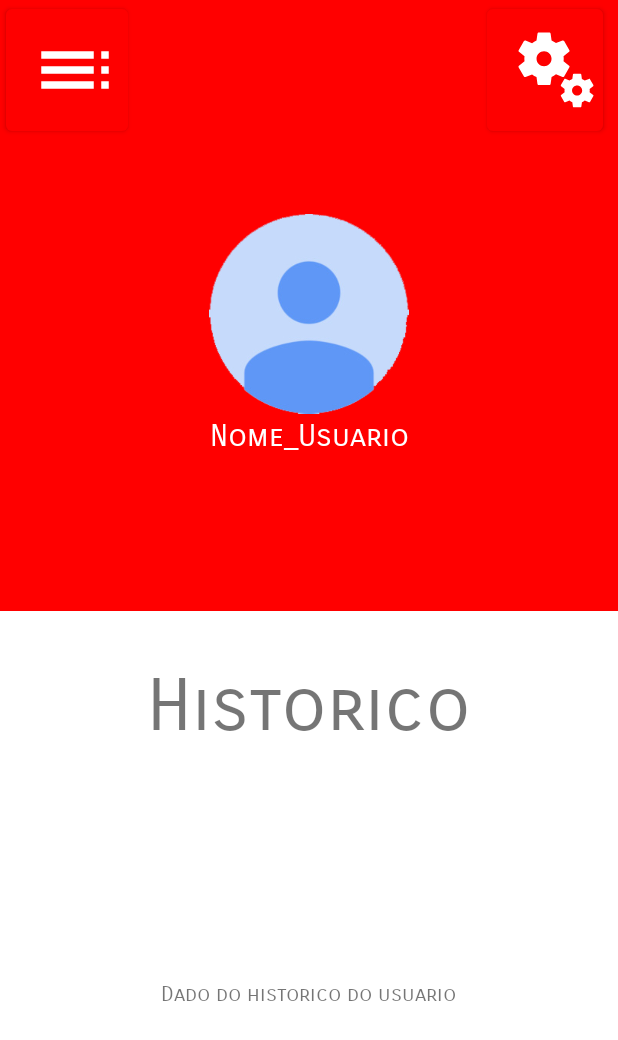
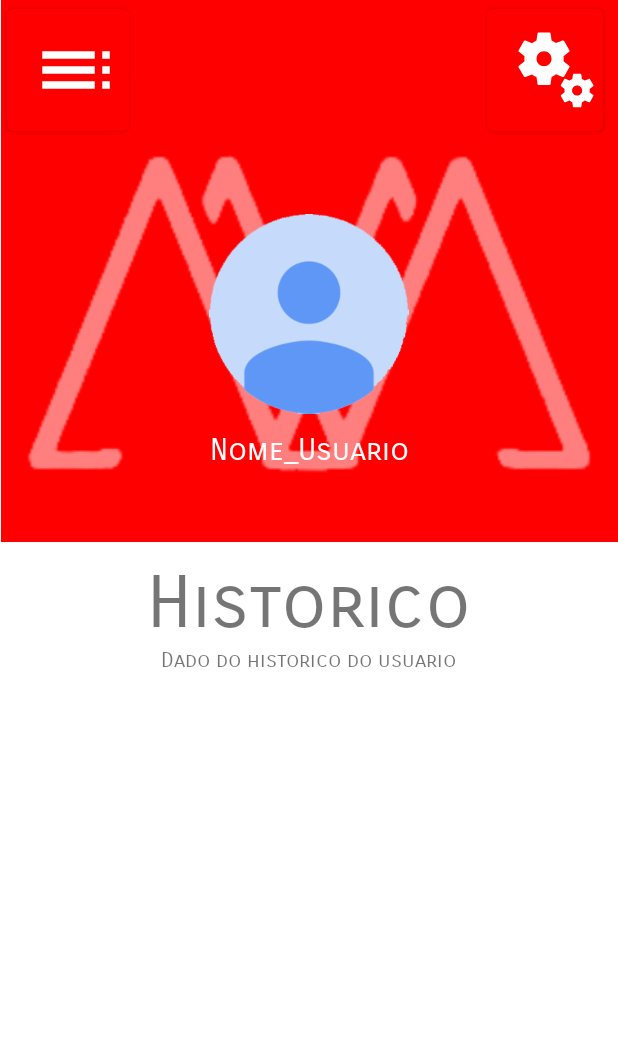
Before and after one commit to guiijoo/Moneytorando, an Android app: the layout activity_menu_principal.xml on its own in the app's theme, with its tools: preview values and no code run, on a phone screen of 412 x 824 dp. Shown: the top 1040 px of the screen. Run offline under Robolectric (Android 15) with nearby library versions, the phone set to English and light mode, and no system bars; Roboto replaces fonts that are not available here.

Commit message:
Atualizei alguns layout's e coloquei umas imagens para o "pagamento" por enquanto, vou colocar nada em receita, porque mandei mensagem pra você falando sobre a questão da receita e vou esperar uma resposta sua.No "pagamento" esta sem ligações porque estou vendo se vou fazer com o "view" ou deixar solto apenas com as ligações feitas. Qualquer duvida entre em contato comigo

```diff
--- a/app/src/main/AndroidManifest.xml
+++ b/app/src/main/AndroidManifest.xml
@@ -11,6 +11,9 @@
         android:supportsRtl="true"
         android:theme="@style/Theme.Moneytorando"
         tools:targetApi="31">
+        <activity
+            android:name=".menu_pagamentos_escolhas"
+            android:exported="false" />
         <activity
             android:name=".login"
             android:exported="false" />
--- a/app/src/main/java/com/unisagrado/moneytorando/login.java
+++ b/app/src/main/java/com/unisagrado/moneytorando/login.java
@@ -22,7 +22,7 @@ public class login extends AppCompatActivity {
 
         editTextUsuario = findViewById(R.id.usuario_login_txt);
         editTextSenha = findViewById(R.id.usuario_senha_txt);
-        buttonAvancar = findViewById(R.id.entrar_btn);
+        buttonAvancar = findViewById(R.id.entrar_login_btn);
 
         buttonAvancar.setOnClickListener(new View.OnClickListener() {
             @Override
--- /dev/null
+++ b/app/src/main/res/drawable/retornar_icon.xml
@@ -0,0 +1,5 @@
+<vector android:autoMirrored="true" android:height="30dp"
+    android:tint="#FFFFFF" android:viewportHeight="24"
+    android:viewportWidth="24" android:width="30dp" xmlns:android="http://schemas.android.com/apk/res/android">
+    <path android:fillColor="@android:color/white" android:pathData="M10,9V5l-7,7 7,7v-4.1c5,0 8.5,1.6 11,5.1 -1,-5 -4,-10 -11,-11z"/>
+</vector>
--- a/app/src/main/res/layout/activity_menu_principal.xml
+++ b/app/src/main/res/layout/activity_menu_principal.xml
@@ -8,8 +8,8 @@
 
     <androidx.coordinatorlayout.widget.CoordinatorLayout
         android:id="@+id/view2"
-        android:layout_width="412dp"
-        android:layout_height="407dp"
+        android:layout_width="411dp"
+        android:layout_height="361dp"
         app:layout_constraintBottom_toBottomOf="parent"
         app:layout_constraintEnd_toEndOf="parent"
         app:layout_constraintHorizontal_bias="1.0"
@@ -18,16 +18,16 @@
         app:layout_constraintVertical_bias="0.0">
 
         <ImageView
-            android:id="@+id/fundo_moneytorando_login4"
-            android:layout_width="match_parent"
+            android:id="@+id/fundo_moneytorando_principal"
+            android:layout_width="411dp"
             android:layout_height="417dp"
             android:layout_marginBottom="10dp"
             android:background="#FF0000"
-            app:layout_anchor="@+id/fundo_moneytorando_login4"
+            app:layout_anchor="@+id/fundo_moneytorando_principal"
             app:layout_anchorGravity="center" />
 
         <Button
-            android:id="@+id/menu_atalho"
+            android:id="@+id/menu_atalho_principal"
             android:layout_width="81dp"
             android:layout_height="93dp"
             android:layout_marginStart="4dp"
@@ -36,41 +36,52 @@
             android:textSize="24sp"
             android:theme="@style/Theme.Teste"
             app:icon="@drawable/barras_menu"
-            app:layout_anchor="@+id/fundo_moneytorando_login4"
+            app:layout_anchor="@+id/fundo_moneytorando_principal"
             app:layout_anchorGravity="start|top" />
 
         <Button
-            android:id="@+id/menu_configurar"
+            android:id="@+id/menu_configurar_principal"
             android:layout_width="77dp"
             android:layout_height="93dp"
             android:layout_marginRight="10dp"
             android:textSize="24sp"
             android:theme="@style/Theme.Teste"
             app:icon="@drawable/configurar_menu"
-            app:layout_anchor="@+id/fundo_moneytorando_login4"
+            app:layout_anchor="@+id/fundo_moneytorando_principal"
             app:layout_anchorGravity="end|top" />
 
         <ImageView
+            android:id="@+id/logo_fundo_principal"
+            android:layout_width="380dp"
+            android:layout_height="220dp"
+            android:alpha="0.5"
+            app:layout_anchor="@+id/fundo_moneytorando_principal"
+            app:layout_anchorGravity="center"
+            app:srcCompat="@drawable/logo_branca_money" />
+        <ImageView
 
-            android:id="@+id/foto_perfil"
+            android:id="@+id/foto_perfil_principal"
             android:layout_width="133dp"
             android:layout_height="147dp"
-            app:layout_anchor="@+id/fundo_moneytorando_login4"
+            app:layout_anchor="@+id/fundo_moneytorando_principal"
             app:layout_anchorGravity="center"
             app:srcCompat="@drawable/foto_perfil" />
 
+
+
         <TextView
-            android:id="@+id/nome_usuario_txt"
+            android:id="@+id/nome_usuario_principal_txt"
             android:layout_width="215dp"
             android:layout_height="122dp"
-            android:layout_marginBottom="55dp"
             android:fontFamily="sans-serif-smallcaps"
             android:gravity="center"
             android:text="Nome_Usuario"
             android:textColor="#FFFFFF"
             android:textSize="20sp"
-            app:layout_anchor="@+id/fundo_moneytorando_login4"
+            app:layout_anchor="@+id/fundo_moneytorando_principal"
             app:layout_anchorGravity="bottom|center" />
+
+
     </androidx.coordinatorlayout.widget.CoordinatorLayout>
 
     <TextView
@@ -87,22 +98,22 @@
         app:layout_constraintHorizontal_bias="0.497"
         app:layout_constraintStart_toStartOf="parent"
         app:layout_constraintTop_toBottomOf="@+id/view2"
-        app:layout_constraintVertical_bias="0.065" />
+        app:layout_constraintVertical_bias="0.0" />
 
     <ScrollView
-        android:id="@+id/list_historico"
+        android:id="@+id/list_historico_principal"
         android:layout_width="411dp"
-        android:layout_height="170dp"
+        android:layout_height="228dp"
         app:layout_constraintBottom_toBottomOf="parent"
         app:layout_constraintEnd_toEndOf="parent"
-        app:layout_constraintHorizontal_bias="0.058"
+        app:layout_constraintHorizontal_bias="0.0"
         app:layout_constraintStart_toStartOf="parent"
         app:layout_constraintTop_toBottomOf="@+id/titulo_historico_txt"
-        app:layout_constraintVertical_bias="1.0">
+        app:layout_constraintVertical_bias="0.0">
 
 
         <TextView
-            android:id="@+id/Item_dado_historico"
+            android:id="@+id/Item_dado_historico_principal"
             android:layout_width="match_parent"
             android:layout_height="wrap_content"
             android:fontFamily="sans-serif-smallcaps"
```
Also changed, not shown: app/src/main/java/com/unisagrado/moneytorando/menu_pagamentos_escolhas.java (added, +14 -0 lines), app/src/main/res/layout/activity_login.xml (+3 -4 lines), app/src/main/res/layout/activity_menu_pagamentos_escolhas.xml (added, +218 -0 lines), app/src/main/res/layout/activity_menu_receita.xml (+48 -6 lines), app/src/main/res/drawable/agua_botao.png (added), app/src/main/res/drawable/cartao_credito_botao.png (added), app/src/main/res/drawable/energia_botao.png (added), app/src/main/res/drawable/gas_botao.png (added), app/src/main/res/drawable/moradia_botao.png (added), app/src/main/res/drawable/outros_botao.png (added), app/src/main/res/drawable/seguranca_botao.png (added), app/src/main/res/drawable/shopping_botao.png (added), app/src/main/res/drawable/telefone_botao.png (added).
